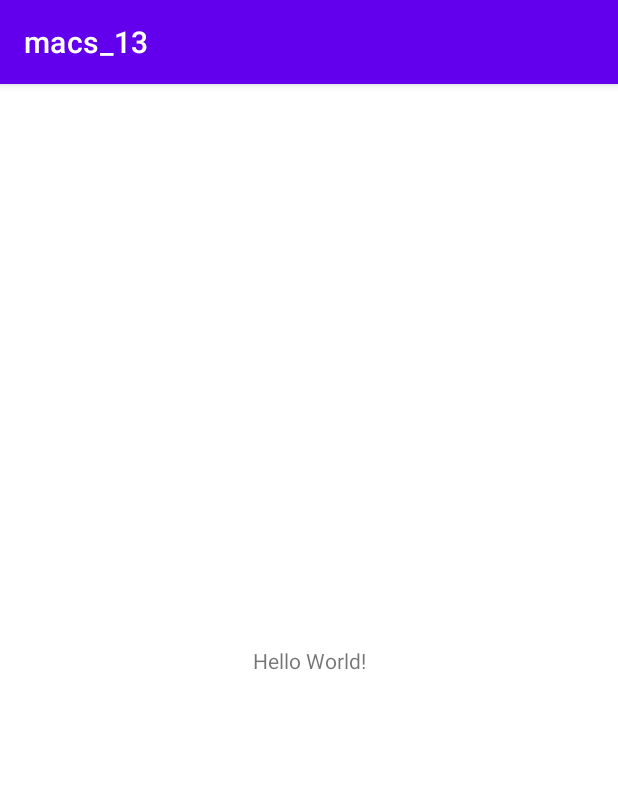
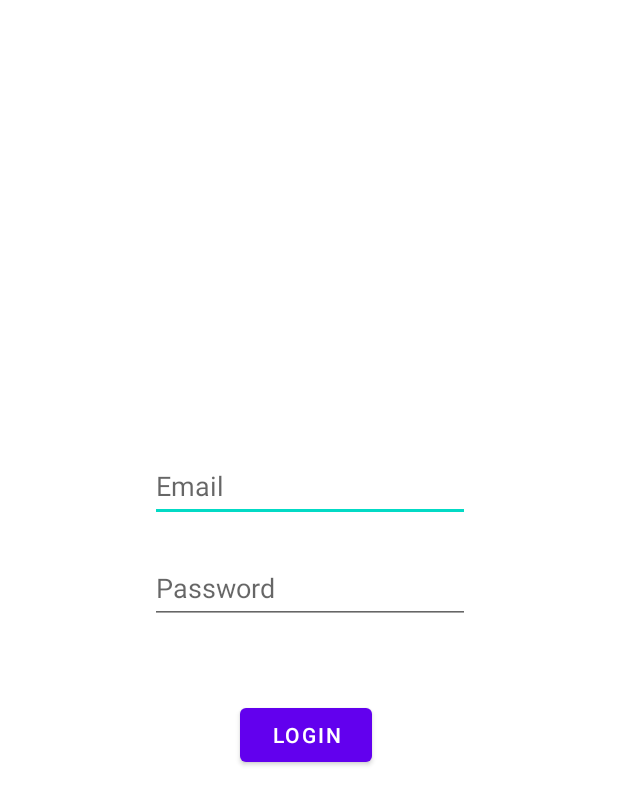
Before and after one commit to NIRAV-13/All-Access, an Android app: the screen it shows after launch (MainActivity before the commit, LoginDemo after it), on a phone screen of 412 x 824 dp. Shown: the top 805 px of the screen. Run offline under Robolectric (Android 15) with nearby library versions, the phone set to English and light mode, and no system bars; our stand-ins replace Firebase (no records; nobody signed in at launch, a user with empty details on screens opened directly).

Commit message:
created demo login for chat feature

```diff
--- a/app/build.gradle
+++ b/app/build.gradle
@@ -2,6 +2,7 @@ plugins {
     id 'com.android.application'
     id 'org.jetbrains.kotlin.android'
     id 'androidx.navigation.safeargs.kotlin'
+    id 'com.google.gms.google-services'
 }
 
 android {
@@ -34,6 +35,7 @@ android {
 }
 
 dependencies {
+    implementation 'com.google.firebase:firebase-auth-ktx:21.0.2'
     def nav_version = "2.5.3"
 
     // Java language implementation
@@ -70,4 +72,6 @@ dependencies {
     testImplementation 'junit:junit:4.13.2'
     androidTestImplementation 'androidx.test.ext:junit:1.1.3'
     androidTestImplementation 'androidx.test.espresso:espresso-core:3.4.0'
+    implementation platform('com.google.firebase:firebase-bom:31.1.0')
+    implementation 'com.google.firebase:firebase-analytics-ktx'
 }
--- a/app/src/main/AndroidManifest.xml
+++ b/app/src/main/AndroidManifest.xml
@@ -13,13 +13,21 @@
         android:theme="@style/Theme.Macs_13"
         tools:targetApi="31">
         <activity
-            android:name=".MainActivity"
+            android:name=".controller.LoginDemo"
             android:exported="true">
+            <meta-data
+                android:name="android.app.lib_name"
+                android:value="" />
             <intent-filter>
                 <action android:name="android.intent.action.MAIN" />
 
                 <category android:name="android.intent.category.LAUNCHER" />
             </intent-filter>
+        </activity>
+        <activity
+            android:name=".MainActivity"
+            android:exported="true">
+
 
             <meta-data
                 android:name="android.app.lib_name"
--- a/app/src/main/java/com/mobile/macs_13/cotroller/LoginActivity.kt
+++ b/app/src/main/java/com/mobile/macs_13/controller/LoginActivity.kt
@@ -1,4 +1,4 @@
-package com.mobile.macs_13.cotroller
+package com.mobile.macs_13.controller
 
 import android.os.Bundle
 import androidx.appcompat.app.AppCompatActivity
--- /dev/null
+++ b/app/src/main/java/com/mobile/macs_13/controller/LoginDemo.kt
@@ -0,0 +1,59 @@
+package com.mobile.macs_13.controller
+
+import android.content.Intent
+import androidx.appcompat.app.AppCompatActivity
+import android.os.Bundle
+import android.widget.Button
+import android.widget.EditText
+import android.widget.Toast
+import com.google.firebase.auth.FirebaseAuth
+import com.mobile.macs_13.MainActivity
+import com.mobile.macs_13.R
+
+class LoginDemo : AppCompatActivity() {
+
+    private lateinit var edtEmail: EditText
+    private lateinit var edtPass: EditText
+    private lateinit var loginBtn: Button
+    private lateinit var loginAuth : FirebaseAuth
+
+    override fun onCreate(savedInstanceState: Bundle?) {
+        super.onCreate(savedInstanceState)
+        setContentView(R.layout.activity_login_demo)
+
+        //to remove the action bar
+        supportActionBar?.hide()
+
+        // initialize firebase authentication
+        loginAuth= FirebaseAuth.getInstance()
+
+        edtEmail= findViewById(R.id.edt_email)
+        edtPass= findViewById(R.id.edt_password)
+        loginBtn= findViewById(R.id.loginButton)
+
+       loginBtn.setOnClickListener{
+           val email = edtEmail.text.toString()
+           val passwd= edtPass.text.toString()
+
+           login(email, passwd)
+       }
+    }
+
+    private fun login(email: String, password: String) {
+
+        // logic for user login
+
+        loginAuth.signInWithEmailAndPassword(email, password)
+            .addOnCompleteListener(this) { task ->
+                if (task.isSuccessful) {
+                    // Sign in success, update UI with the signed-in user's information
+                    val loginIntent= Intent(this@LoginDemo, MainActivity::class.java)
+                    startActivity(loginIntent)
+
+                } else {
+                    // If sign in fails, display a message to the user.
+                   Toast.makeText(this@LoginDemo,"User doesn't exist!",Toast.LENGTH_SHORT).show()
+                }
+            }
+    }
+}
--- /dev/null
+++ b/app/src/main/java/com/mobile/macs_13/model/UserDemoModel.kt
@@ -0,0 +1,6 @@
+package com.mobile.macs_13.model
+
+class UserDemoModel {
+
+
+}
--- /dev/null
+++ b/app/src/main/res/layout/activity_login_demo.xml
@@ -0,0 +1,44 @@
+<?xml version="1.0" encoding="utf-8"?>
+<RelativeLayout xmlns:android="http://schemas.android.com/apk/res/android"
+    xmlns:app="http://schemas.android.com/apk/res-auto"
+    xmlns:tools="http://schemas.android.com/tools"
+    android:layout_width="match_parent"
+    android:layout_height="match_parent"
+    tools:context=".controller.LoginDemo">
+
+    <EditText
+        android:id="@+id/edt_email"
+        android:layout_width="wrap_content"
+        android:layout_height="wrap_content"
+        android:layout_marginStart="100dp"
+        android:layout_marginTop="300dp"
+        android:ems="10"
+        android:inputType="textPersonName"
+        android:minHeight="48dp"
+        android:hint="@string/email"
+        tools:ignore="TextFields"
+        android:autofillHints="" />
+
+    <EditText
+        android:id="@+id/edt_password"
+        android:layout_width="wrap_content"
+        android:layout_height="wrap_content"
+        android:layout_below="@id/edt_email"
+        android:layout_marginTop="20dp"
+        android:layout_marginStart="100dp"
+        android:ems="10"
+        android:hint="@string/password"
+        android:inputType="textPassword"
+        android:minHeight="48dp"
+        android:autofillHints="" />
+
+    <Button
+        android:id="@+id/loginButton"
+        android:layout_width="wrap_content"
+        android:layout_height="wrap_content"
+        android:text="@string/login"
+        android:layout_below="@id/edt_password"
+        android:layout_marginTop="50dp"
+        android:layout_marginStart="160dp"/>
+
+</RelativeLayout>
--- a/app/src/main/res/values/strings.xml
+++ b/app/src/main/res/values/strings.xml
@@ -2,4 +2,7 @@
     <string name="app_name">macs_13</string>
     <!-- TODO: Remove or change this placeholder text -->
     <string name="hello_blank_fragment">Hello blank fragment</string>
+    <string name="email">Email</string>
+    <string name="password">Password</string>
+    <string name="login">Login</string>
 </resources>
--- a/build.gradle
+++ b/build.gradle
@@ -6,6 +6,7 @@ buildscript {
     dependencies {
         def nav_version = "2.5.2"
         classpath("androidx.navigation:navigation-safe-args-gradle-plugin:$nav_version")
+        classpath 'com.google.gms:google-services:4.3.13'
     }
 }
 
```
Also changed, not shown: 1 other file.
